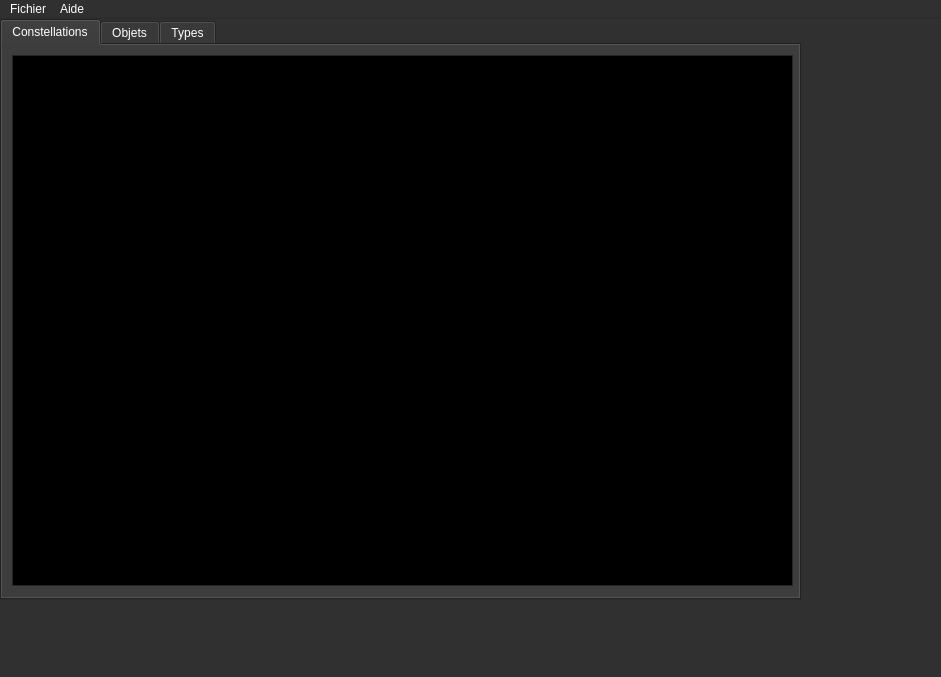
Paracetamol56/Observeur2, file mainwindow.ui: the form before one commit.
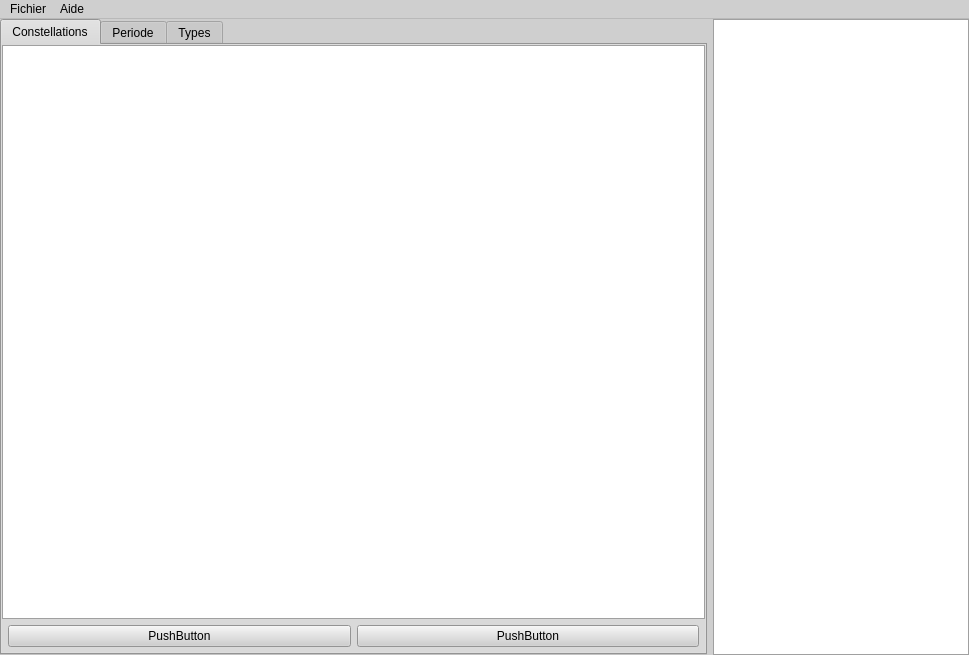
The form after the commit. The open tabs and pages were chosen to show the change.

Commit message: Organize with layouts

```diff
--- a/mainwindow.ui
+++ b/mainwindow.ui
@@ -6,8 +6,8 @@
    <rect>
     <x>0</x>
     <y>0</y>
-    <width>941</width>
-    <height>677</height>
+    <width>969</width>
+    <height>655</height>
    </rect>
   </property>
   <property name="palette">
@@ -16,63 +16,63 @@
      <colorrole role="WindowText">
       <brush brushstyle="SolidPattern">
        <color alpha="255">
-        <red>255</red>
-        <green>255</green>
-        <blue>255</blue>
+        <red>0</red>
+        <green>0</green>
+        <blue>0</blue>
        </color>
       </brush>
      </colorrole>
      <colorrole role="Button">
       <brush brushstyle="SolidPattern">
        <color alpha="255">
-        <red>48</red>
-        <green>48</green>
-        <blue>48</blue>
+        <red>207</red>
+        <green>207</green>
+        <blue>207</blue>
        </color>
       </brush>
      </colorrole>
      <colorrole role="Light">
       <brush brushstyle="SolidPattern">
        <color alpha="255">
-        <red>72</red>
-        <green>72</green>
-        <blue>72</blue>
+        <red>255</red>
+        <green>255</green>
+        <blue>255</blue>
        </color>
       </brush>
      </colorrole>
      <colorrole role="Midlight">
       <brush brushstyle="SolidPattern">
        <color alpha="255">
-        <red>60</red>
-        <green>60</green>
-        <blue>60</blue>
+        <red>231</red>
+        <green>231</green>
+        <blue>231</blue>
        </color>
       </brush>
      </colorrole>
      <colorrole role="Dark">
       <brush brushstyle="SolidPattern">
        <color alpha="255">
-        <red>24</red>
-        <green>24</green>
-        <blue>24</blue>
+        <red>103</red>
+        <green>103</green>
+        <blue>103</blue>
        </color>
       </brush>
      </colorrole>
      <colorrole role="Mid">
       <brush brushstyle="SolidPattern">
        <color alpha="255">
-        <red>32</red>
-        <green>32</green>
-        <blue>32</blue>
+        <red>138</red>
+        <green>138</green>
+        <blue>138</blue>
        </color>
       </brush>
      </colorrole>
      <colorrole role="Text">
       <brush brushstyle="SolidPattern">
        <color alpha="255">
-        <red>255</red>
-        <green>255</green>
-        <blue>255</blue>
+        <red>0</red>
+        <green>0</green>
+        <blue>0</blue>
        </color>
       </brush>
      </colorrole>
@@ -88,27 +88,27 @@
      <colorrole role="ButtonText">
       <brush brushstyle="SolidPattern">
        <color alpha="255">
-        <red>255</red>
-        <green>255</green>
-        <blue>255</blue>
+        <red>0</red>
+        <green>0</green>
+        <blue>0</blue>
        </color>
       </brush>
      </colorrole>
      <colorrole role="Base">
       <brush brushstyle="SolidPattern">
        <color alpha="255">
-        <red>0</red>
-        <green>0</green>
-        <blue>0</blue>
+        <red>255</red>
+        <green>255</green>
+        <blue>255</blue>
        </color>
       </brush>
      </colorrole>
      <colorrole role="Window">
       <brush brushstyle="SolidPattern">
        <color alpha="255">
-        <red>48</red>
-        <green>48</green>
-        <blue>48</blue>
+        <red>207</red>
+        <green>207</green>
+        <blue>207</blue>
        </color>
       </brush>
      </colorrole>
@@ -124,9 +124,9 @@
      <colorrole role="AlternateBase">
       <brush brushstyle="SolidPattern">
        <color alpha="255">
-        <red>24</red>
-        <green>24</green>
-        <blue>24</blue>
+        <red>231</red>
+        <green>231</green>
+        <blue>231</blue>
        </color>
       </brush>
      </colorrole>
@@ -151,9 +151,9 @@
      <colorrole role="PlaceholderText">
       <brush brushstyle="SolidPattern">
        <color alpha="128">
-        <red>255</red>
-        <green>255</green>
-        <blue>255</blue>
+        <red>0</red>
+        <green>0</green>
+        <blue>0</blue>
        </color>
       </brush>
      </colorrole>
@@ -162,63 +162,63 @@
      <colorrole role="WindowText">
       <brush brushstyle="SolidPattern">
        <color alpha="255">
-        <red>255</red>
-        <green>255</green>
-        <blue>255</blue>
+        <red>0</red>
+        <green>0</green>
+        <blue>0</blue>
        </color>
       </brush>
      </colorrole>
      <colorrole role="Button">
       <brush brushstyle="SolidPattern">
        <color alpha="255">
-        <red>48</red>
-        <green>48</green>
-        <blue>48</blue>
+        <red>207</red>
+        <green>207</green>
+        <blue>207</blue>
        </color>
       </brush>
      </colorrole>
      <colorrole role="Light">
       <brush brushstyle="SolidPattern">
        <color alpha="255">
-        <red>72</red>
-        <green>72</green>
-        <blue>72</blue>
+        <red>255</red>
+        <green>255</green>
+        <blue>255</blue>
        </color>
       </brush>
      </colorrole>
      <colorrole role="Midlight">
       <brush brushstyle="SolidPattern">
        <color alpha="255">
-        <red>60</red>
-        <green>60</green>
-        <blue>60</blue>
+        <red>231</red>
+        <green>231</green>
+        <blue>231</blue>
        </color>
       </brush>
      </colorrole>
      <colorrole role="Dark">
       <brush brushstyle="SolidPattern">
        <color alpha="255">
-        <red>24</red>
-        <green>24</green>
-        <blue>24</blue>
+        <red>103</red>
+        <green>103</green>
+        <blue>103</blue>
        </color>
       </brush>
      </colorrole>
      <colorrole role="Mid">
       <brush brushstyle="SolidPattern">
        <color alpha="255">
-        <red>32</red>
-        <green>32</green>
-        <blue>32</blue>
+        <red>138</red>
+        <green>138</green>
+        <blue>138</blue>
        </color>
       </brush>
      </colorrole>
      <colorrole role="Text">
       <brush brushstyle="SolidPattern">
        <color alpha="255">
-        <red>255</red>
-        <green>255</green>
-        <blue>255</blue>
+        <red>0</red>
+        <green>0</green>
+        <blue>0</blue>
        </color>
       </brush>
      </colorrole>
@@ -234,27 +234,27 @@
      <colorrole role="ButtonText">
       <brush brushstyle="SolidPattern">
        <color alpha="255">
-        <red>255</red>
-        <green>255</green>
-        <blue>255</blue>
+        <red>0</red>
+        <green>0</green>
+        <blue>0</blue>
        </color>
       </brush>
      </colorrole>
      <colorrole role="Base">
       <brush brushstyle="SolidPattern">
        <color alpha="255">
-        <red>0</red>
-        <green>0</green>
-        <blue>0</blue>
+        <red>255</red>
+        <green>255</green>
+        <blue>255</blue>
        </color>
       </brush>
      </colorrole>
      <colorrole role="Window">
       <brush brushstyle="SolidPattern">
        <color alpha="255">
-        <red>48</red>
-        <green>48</green>
-        <blue>48</blue>
+        <red>207</red>
+        <green>207</green>
+        <blue>207</blue>
        </color>
       </brush>
      </colorrole>
@@ -270,9 +270,9 @@
      <colorrole role="AlternateBase">
       <brush brushstyle="SolidPattern">
        <color alpha="255">
-        <red>24</red>
-        <green>24</green>
-        <blue>24</blue>
+        <red>231</red>
+        <green>231</green>
+        <blue>231</blue>
        </color>
       </brush>
      </colorrole>
@@ -297,9 +297,9 @@
      <colorrole role="PlaceholderText">
       <brush brushstyle="SolidPattern">
        <color alpha="128">
-        <red>255</red>
-        <green>255</green>
-        <blue>255</blue>
+        <red>0</red>
+        <green>0</green>
+        <blue>0</blue>
        </color>
       </brush>
      </colorrole>
@@ -308,63 +308,63 @@
      <colorrole role="WindowText">
       <brush brushstyle="SolidPattern">
        <color alpha="255">
-        <red>24</red>
-        <green>24</green>
-        <blue>24</blue>
+        <red>103</red>
+        <green>103</green>
+        <blue>103</blue>
        </color>
       </brush>
      </colorrole>
      <colorrole role="Button">
       <brush brushstyle="SolidPattern">
        <color alpha="255">
-        <red>48</red>
-        <green>48</green>
-        <blue>48</blue>
+        <red>207</red>
+        <green>207</green>
+        <blue>207</blue>
        </color>
       </brush>
      </colorrole>
      <colorrole role="Light">
       <brush brushstyle="SolidPattern">
        <color alpha="255">
-        <red>72</red>
-        <green>72</green>
-        <blue>72</blue>
+        <red>255</red>
+        <green>255</green>
+        <blue>255</blue>
        </color>
       </brush>
      </colorrole>
      <colorrole role="Midlight">
       <brush brushstyle="SolidPattern">
        <color alpha="255">
-        <red>60</red>
-        <green>60</green>
-        <blue>60</blue>
+        <red>231</red>
+        <green>231</green>
+        <blue>231</blue>
        </color>
       </brush>
      </colorrole>
      <colorrole role="Dark">
       <brush brushstyle="SolidPattern">
        <color alpha="255">
-        <red>24</red>
-        <green>24</green>
-        <blue>24</blue>
+        <red>103</red>
+        <green>103</green>
+        <blue>103</blue>
        </color>
       </brush>
      </colorrole>
      <colorrole role="Mid">
       <brush brushstyle="SolidPattern">
        <color alpha="255">
-        <red>32</red>
-        <green>32</green>
-        <blue>32</blue>
+        <red>138</red>
+        <green>138</green>
+        <blue>138</blue>
        </color>
       </brush>
      </colorrole>
      <colorrole role="Text">
       <brush brushstyle="SolidPattern">
        <color alpha="255">
-        <red>24</red>
-        <green>24</green>
-        <blue>24</blue>
+        <red>103</red>
+        <green>103</green>
+        <blue>103</blue>
        </color>
       </brush>
      </colorrole>
@@ -380,27 +380,27 @@
      <colorrole role="ButtonText">
       <brush brushstyle="SolidPattern">
        <color alpha="255">
-        <red>24</red>
-        <green>24</green>
-        <blue>24</blue>
+        <red>103</red>
+        <green>103</green>
+        <blue>103</blue>
        </color>
       </brush>
      </colorrole>
      <colorrole role="Base">
       <brush brushstyle="SolidPattern">
        <color alpha="255">
-        <red>48</red>
-        <green>48</green>
-        <blue>48</blue>
+        <red>207</red>
+        <green>207</green>
+        <blue>207</blue>
        </color>
       </brush>
      </colorrole>
      <colorrole role="Window">
       <brush brushstyle="SolidPattern">
        <color alpha="255">
-        <red>48</red>
-        <green>48</green>
-        <blue>48</blue>
+        <red>207</red>
+        <green>207</green>
+        <blue>207</blue>
        </color>
       </brush>
      </colorrole>
@@ -416,9 +416,9 @@
      <colorrole role="AlternateBase">
       <brush brushstyle="SolidPattern">
        <color alpha="255">
-        <red>48</red>
-        <green>48</green>
-        <blue>48</blue>
+        <red>207</red>
+        <green>207</green>
+        <blue>207</blue>
        </color>
       </brush>
      </colorrole>
@@ -443,9 +443,9 @@
      <colorrole role="PlaceholderText">
       <brush brushstyle="SolidPattern">
        <color alpha="128">
-        <red>255</red>
-        <green>255</green>
-        <blue>255</blue>
+        <red>0</red>
+        <green>0</green>
+        <blue>0</blue>
        </color>
       </brush>
      </colorrole>
@@ -456,70 +456,111 @@
    <string>L'Observeur 2</string>
   </property>
   <widget class="QWidget" name="centralwidget">
-   <widget class="QTabWidget" name="tabWidget">
-    <property name="enabled">
-     <bool>true</bool>
+   <property name="sizePolicy">
+    <sizepolicy hsizetype="Expanding" vsizetype="Expanding">
+     <horstretch>1</horstretch>
+     <verstretch>1</verstretch>
+    </sizepolicy>
+   </property>
+   <layout class="QHBoxLayout" name="horizontalLayout_2" stretch="0,0">
+    <property name="leftMargin">
+     <number>0</number>
     </property>
-    <property name="geometry">
-     <rect>
-      <x>0</x>
-      <y>0</y>
-      <width>801</width>
-      <height>581</height>
-     </rect>
+    <property name="topMargin">
+     <number>0</number>
     </property>
-    <property name="sizePolicy">
-     <sizepolicy hsizetype="Expanding" vsizetype="Expanding">
-      <horstretch>100</horstretch>
-      <verstretch>100</verstretch>
-     </sizepolicy>
+    <property name="rightMargin">
+     <number>0</number>
     </property>
-    <property name="autoFillBackground">
-     <bool>false</bool>
+    <property name="bottomMargin">
+     <number>0</number>
     </property>
-    <property name="currentIndex">
-     <number>1</number>
-    </property>
-    <widget class="QWidget" name="Constellations">
-     <attribute name="title">
-      <string>Constellations</string>
-     </attribute>
-     <widget class="QTableView" name="ConstellationTableView">
-      <property name="geometry">
-       <rect>
-        <x>10</x>
-        <y>10</y>
-        <width>781</width>
-        <height>531</height>
-       </rect>
+    <item>
+     <widget class="QTabWidget" name="tabWidget">
+      <property name="enabled">
+       <bool>true</bool>
       </property>
       <property name="sizePolicy">
        <sizepolicy hsizetype="Expanding" vsizetype="Expanding">
-        <horstretch>0</horstretch>
-        <verstretch>0</verstretch>
+        <horstretch>100</horstretch>
+        <verstretch>100</verstretch>
        </sizepolicy>
       </property>
-     </widget>
-    </widget>
-    <widget class="QWidget" name="Objets">
-     <property name="sizePolicy">
-      <sizepolicy hsizetype="Expanding" vsizetype="Expanding">
-       <horstretch>1</horstretch>
-       <verstretch>1</verstretch>
-      </sizepolicy>
-     </property>
-     <attribute name="title">
-      <string>Objets</string>
-     </attribute>
-     <widget class="QTableView" name="tableView_2">
-      <property name="geometry">
-       <rect>
-        <x>10</x>
-        <y>10</y>
-        <width>781</width>
-        <height>541</height>
-       </rect>
+      <property name="autoFillBackground">
+       <bool>false</bool>
       </property>
+      <property name="tabPosition">
+       <enum>QTabWidget::North</enum>
+      </property>
+      <property name="currentIndex">
+       <number>0</number>
+      </property>
+      <widget class="QWidget" name="Constellations">
+       <attribute name="title">
+        <string>Constellations</string>
+       </attribute>
+       <layout class="QVBoxLayout" name="verticalLayout">
+        <property name="leftMargin">
+         <number>0</number>
+        </property>
+        <property name="topMargin">
+         <number>0</number>
+        </property>
+        <property name="rightMargin">
+         <number>0</number>
+        </property>
+        <property name="bottomMargin">
+         <number>0</number>
+        </property>
+        <item>
+         <widget class="QListView" name="ConstellationListView"/>
+        </item>
+        <item>
+         <layout class="QHBoxLayout" name="horizontalLayout">
+          <property name="leftMargin">
+           <number>6</number>
+          </property>
+          <property name="topMargin">
+           <number>0</number>
+          </property>
+          <property name="rightMargin">
+           <number>6</number>
+          </property>
+          <property name="bottomMargin">
+           <number>6</number>
+          </property>
+          <item>
+           <widget class="QPushButton" name="pushButton">
+            <property name="text">
+             <string>PushButton</string>
+            </property>
+           </widget>
+          </item>
+          <item>
+           <widget class="QPushButton" name="pushButton_2">
+            <property name="text">
+             <string>PushButton</string>
+            </property>
+           </widget>
+          </item>
+         </layout>
+        </item>
+       </layout>
+      </widget>
+      <widget class="QWidget" name="Periode">
+       <attribute name="title">
+        <string>Periode</string>
+       </attribute>
+      </widget>
+      <widget class="QWidget" name="Types">
+       <attribute name="title">
+        <string>Types</string>
+       </attribute>
+      </widget>
+     </widget>
+    </item>
+    <item>
+     <widget class="QTableView" name="tableView">
       <property name="sizePolicy">
        <sizepolicy hsizetype="Expanding" vsizetype="Expanding">
         <horstretch>0</horstretch>
@@ -527,20 +568,15 @@
        </sizepolicy>
       </property>
      </widget>
-    </widget>
-    <widget class="QWidget" name="tab">
-     <attribute name="title">
-      <string>Types</string>
-     </attribute>
-    </widget>
-   </widget>
+    </item>
+   </layout>
   </widget>
   <widget class="QMenuBar" name="menubar">
    <property name="geometry">
     <rect>
      <x>0</x>
      <y>0</y>
-     <width>941</width>
+     <width>969</width>
      <height>20</height>
     </rect>
    </property>
```
The commit also changes 2 other files.
